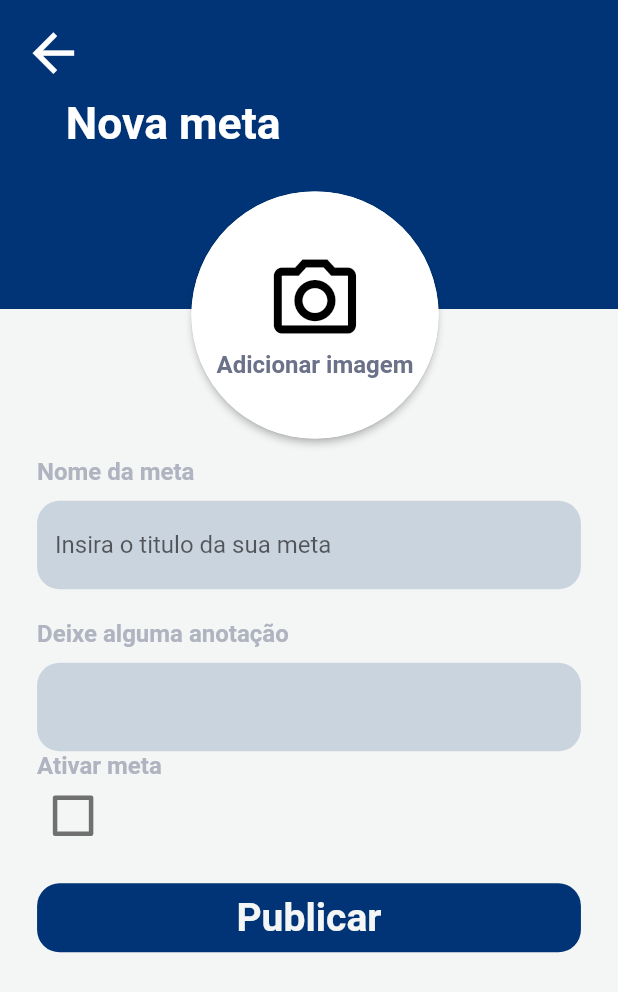
After one commit to RJustoX/Liber, a Flutter app: the NewContentView screen opened directly, on a phone screen of 412 x 824 dp. The commit adds this screen. Shown: the top 992 px of the screen. Run offline on Flutter 3.47's test engine with Material 2 defaults, Android fonts, the phone set to English and light mode, and no system bars; our stand-ins replace badges, cached_network_image, datetime_picker_formfield, device_preview, dio, firebase_core and 11 more; accounts and stored records are empty; generated files the repository leaves out were written again.

```diff
--- a/lib/components/content/category_card.component.dart
+++ b/lib/components/content/category_card.component.dart
@@ -1,5 +1,4 @@
 import 'package:flutter/material.dart';
-import 'package:font_awesome_flutter/font_awesome_flutter.dart';
 import 'package:flutter_screenutil/flutter_screenutil.dart';
 import 'package:hexcolor/hexcolor.dart';
 import 'package:nicotine/models/category.model.dart';
@@ -25,7 +24,7 @@ class CategoryCardComponent extends StatelessWidget {
             mainAxisAlignment: MainAxisAlignment.center,
             children: <Widget>[
               Icon(
-                FontAwesomeIcons.frownOpen,
+                category.icon,
                 color: Colors.black,
                 size: 60.r,
               ),
--- a/lib/components/content/reason_card.component.dart
+++ b/lib/components/content/reason_card.component.dart
@@ -1,6 +1,5 @@
 import 'package:flutter/material.dart';
 import 'package:flutter_screenutil/flutter_screenutil.dart';
-import 'package:font_awesome_flutter/font_awesome_flutter.dart';
 import 'package:nicotine/models/reason.model.dart';
 
 class ReasonCardComponent extends StatelessWidget {
--- /dev/null
+++ b/lib/views/content/new_content.view.dart
@@ -0,0 +1,146 @@
+import 'package:flutter/material.dart';
+import 'package:hexcolor/hexcolor.dart';
+import 'package:nicotine/components/button/default_primary_button.component.dart';
+import 'package:nicotine/components/input/default_text_input.component.dart';
+import 'package:nicotine/utils/app_colors.dart';
+import 'package:flutter_screenutil/flutter_screenutil.dart';
+
+class NewContentView extends StatefulWidget {
+  const NewContentView();
+
+  @override
+  _NewContentViewState createState() => _NewContentViewState();
+}
+
+class _NewContentViewState extends State<NewContentView> {
+  @override
+  Widget build(BuildContext context) {
+    final GlobalKey<FormState> _formKey = GlobalKey<FormState>();
+    return Scaffold(
+      backgroundColor: AppColors.backgroundColor,
+      body: SafeArea(
+        child: SingleChildScrollView(
+          child: Stack(
+            children: <Widget>[
+              Form(
+                key: _formKey,
+                child: Column(
+                  children: <Widget>[
+                    Container(
+                      padding: EdgeInsets.all(15),
+                      color: AppColors.primaryColor,
+                      height: 250.h,
+                      width: double.maxFinite,
+                      child: Column(
+                        crossAxisAlignment: CrossAxisAlignment.start,
+                        children: <Widget>[
+                          GestureDetector(
+                            onTap: () => Navigator.of(context).pop(),
+                            child: Icon(
+                              Icons.arrow_back,
+                              color: Colors.white,
+                              size: 50.r,
+                            ),
+                          ),
+                          Padding(
+                            padding: EdgeInsets.only(left: 35.w, top: 10.h),
+                            child: Text(
+                              'Nova meta',
+                              style: TextStyle(
+                                color: Colors.white,
+                                fontWeight: FontWeight.bold,
+                                fontSize: 36.sp,
+                              ),
+                            ),
+                          ),
+                        ],
+                      ),
+                    ),
+                    Container(
+                      padding: EdgeInsets.symmetric(vertical: 120.h, horizontal: 30.w),
+                      color: AppColors.backgroundColor,
+                      child: Column(
+                        crossAxisAlignment: CrossAxisAlignment.start,
+                        children: <Widget>[
+                          DefaultTextInputComponent(
+                            title: 'Nome da meta',
+                            hint: 'Insira o titulo da sua meta',
+                            validate: true,
+                          ),
+                          const SizedBox(height: 20.0),
+                          DefaultTextInputComponent(
+                            title: 'Deixe alguma anotação',
+                          ),
+                          Text(
+                            'Ativar meta',
+                            style: TextStyle(
+                              color: HexColor('#B0B4C0'),
+                              fontSize: 16.0,
+                              fontWeight: FontWeight.bold,
+                            ),
+                          ),
+                          Transform.scale(
+                            scale: 1.50,
+                            child: Checkbox(
+                              value: false,
+                              onChanged: (bool? value) {
+                                // setState(() {
+                                //   newGoal.active = !newGoal.active;
+                                // });
+                              },
+                            ),
+                          ),
+                          const SizedBox(height: 20.0),
+                          DefaultPrimaryButtonComponent(
+                            loading: false,
+                            onTap: () async {},
+                            title: 'Publicar',
+                            loadingTitle: 'Salvando',
+                          ),
+                        ],
+                      ),
+                    )
+                  ],
+                ),
+              ),
+              Positioned(
+                top: 150.h,
+                left: (0.5.sw - 100.h),
+                child: Card(
+                  elevation: 2.0,
+                  shape: RoundedRectangleBorder(
+                    borderRadius: BorderRadius.circular(100.h),
+                  ),
+                  child: GestureDetector(
+                    onTap: () {},
+                    child: CircleAvatar(
+                      backgroundColor: Colors.white,
+                      radius: 100.h,
+                      child: Column(
+                        mainAxisAlignment: MainAxisAlignment.center,
+                        children: <Widget>[
+                          Icon(
+                            Icons.camera_alt_outlined,
+                            color: Colors.black,
+                            size: 80.h,
+                          ),
+                          Text(
+                            'Adicionar imagem',
+                            style: TextStyle(
+                              color: AppColors.primaryFontColor,
+                              fontWeight: FontWeight.w600,
+                            ),
+                          ),
+                        ],
+                      ),
+                    ),
+                  ),
+                ),
+              ),
+            ],
+          ),
+        ),
+      ),
+    );
+  }
+}
```
Also changed, not shown: lib/models/category.model.dart (+35 -3 lines), lib/views/content/content.view.dart (+6 -2 lines), lib/views/main.view.dart (+10 -11 lines), assets/motivoLogo/beauty.png (added), assets/motivoLogo/family.png (added), assets/motivoLogo/pregnant.png (added), assets/motivoLogo/time.png (added).
